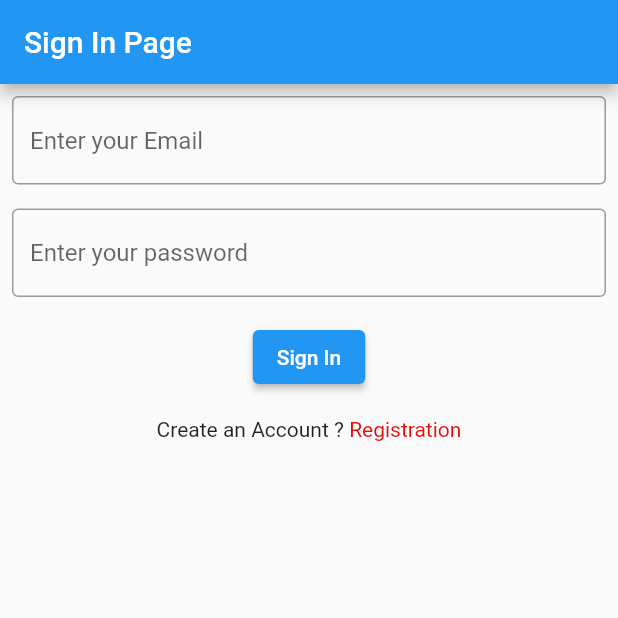
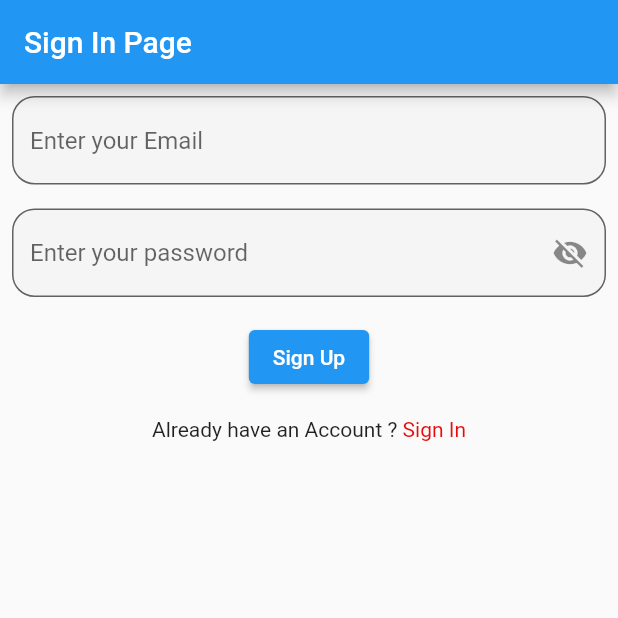
Before and after one commit to alamincse6615/studentinfo, a Flutter app: the screen it shows after launch, on a phone screen of 412 x 824 dp, the top half of it. Run offline on Flutter 3.47's test engine with Material 2 defaults, Android fonts, the light colour scheme and no system bars; our stand-ins replace curved_navigation_bar, firebase_auth, firebase_core; accounts and stored records are empty; network calls fail.

Commit message:
sign in page by Imam

```diff
--- a/lib/auth/signin.dart
+++ b/lib/auth/signin.dart
@@ -1,3 +1,5 @@
+import 'package:firebase_auth/firebase_auth.dart';
+import 'package:firebase_core/firebase_core.dart';
 import 'package:flutter/cupertino.dart';
 import 'package:flutter/material.dart';
 import 'package:student_info/auth/signup.dart';
@@ -11,48 +13,91 @@ class SignIn extends StatefulWidget {
 }
 
 class _SignInState extends State<SignIn> {
+  var _key = GlobalKey<FormState>();
+
+  var passOff = true;
+  Icon passIcon = Icon(Icons.visibility_off);
   final emailCtrl = TextEditingController();
   final passCtrl = TextEditingController();
+
+
   @override
   Widget build(BuildContext context) {
     return Scaffold(
       appBar: AppBar(
         title: Text('Sign In Page'),
       ),
-      body: Column(
+      body: SingleChildScrollView(
+        child: FutureBuilder(
+          future: initialFirebase(),
+          builder: (context, info) {
+            return Form(
+              key: _key,
+              child: Column(
                 children: [
                   Padding(
                     padding: const EdgeInsets.all(8.0),
-            child: TextField(
+                    child: TextFormField(
+                      validator: (val) {
+                        if (val == "") {
+                          return "Email can't be empty";
+                        }
+                      },
                       controller: emailCtrl,
                       decoration: InputDecoration(
-                border: OutlineInputBorder(),
+                          fillColor: Colors.grey.shade100,
+                          filled: true,
+                          border: OutlineInputBorder(borderRadius: BorderRadius
+                              .circular(15),),
                           hintText: "Enter your Email"
                       ),
                     ),
                   ),
                   Padding(
                     padding: const EdgeInsets.all(8.0),
-            child: TextField(
-              obscureText: true,
+                    child: TextFormField(
+                      validator: (val) {
+                        if (val == "") {
+                          return "password can't be empty";
+                        }
+                        else if (val!.length < 6) {
+                          return "password  must be 6 characters or above";
+                        }
+                      },
+                      obscureText: passOff,
                       controller: passCtrl,
                       decoration: InputDecoration(
-                border: OutlineInputBorder(),
-                hintText: "Enter your password"
+                          fillColor: Colors.grey.shade100,
+                          filled: true,
+                          border: OutlineInputBorder(borderRadius: BorderRadius
+                              .circular(15),),
+                          hintText: "Enter your password",
+                          suffixIcon: GestureDetector(
+                            onTap: () {
+                              setState(() {
+                                if (passOff) {
+                                  passOff = false;
+                                  passIcon = Icon(Icons.visibility);
+                                }
+                                else if (!passOff) {
+                                  passOff = true;
+                                  passIcon = Icon(Icons.visibility_off);
+                                }
+                              });
+                            },
+                            child: passIcon,
+                          )
+
                       ),
                     ),
                   ),
                   Padding(
                       padding: const EdgeInsets.all(8.0),
                       child: ElevatedButton(
-              onPressed: (){
-                Navigator.push(
-                    context,
-                    MaterialPageRoute(builder: (context)=>Dashboard())
-                );
-
+                        onPressed: () {
+                          _signupinfo(emailCtrl.text, passCtrl.text);
                         },
-              child: Text("Sign In"),
+                        child: Text("Sign Up"),
                       )
                   ),
                   Padding(
@@ -62,14 +107,11 @@ class _SignInState extends State<SignIn> {
                           crossAxisAlignment: CrossAxisAlignment.center,
                           mainAxisAlignment: MainAxisAlignment.center,
                           children: [
-                  Text("Create an Account ? "),
-                  InkWell(child: Text("Registration",style: TextStyle(color: Color(
-                      0xffe70c0c)),),onTap: (){
-                    Navigator.push(
-                        context,
-                        MaterialPageRoute(builder: (context)=>SignUp())
-                    );
-                  },),
+                            Text("Already have an Account ? "),
+                            InkWell(child: Text(
+                              "Sign In", style: TextStyle(color: Color(
+                                0xffe70c0c)),), onTap: () {},
+                            ),
                           ],
                         ),
                       )
@@ -77,5 +119,35 @@ class _SignInState extends State<SignIn> {
                 ],
               ),
             );
+          },
+        ),
+      ),
+
+    );
+  }
+
+  _signupinfo(String fdafdfojial, String dfjasl) async {
+    var isValid = _key.currentState!.validate();
+    if (isValid) {
+      FirebaseAuth auth = FirebaseAuth.instance;
+      UserCredential credential = await auth.signInWithEmailAndPassword(
+          email: fdafdfojial, password: dfjasl);
+      if (credential.user != null) {
+        Navigator.push(
+            context,
+            MaterialPageRoute(builder: (context) => Dashboard())
+        );
+      } else {
+        print("data is correct");
+      }
+    } else {
+      return;
     }
   }
+
+  Future<FirebaseApp> initialFirebase() async {
+    FirebaseApp fbapp = await Firebase.initializeApp();
+    return fbapp;
+  }
+}
+//created by Hm Imam Hossen
```
Lines whose indentation alone changed are shown as unchanged.
